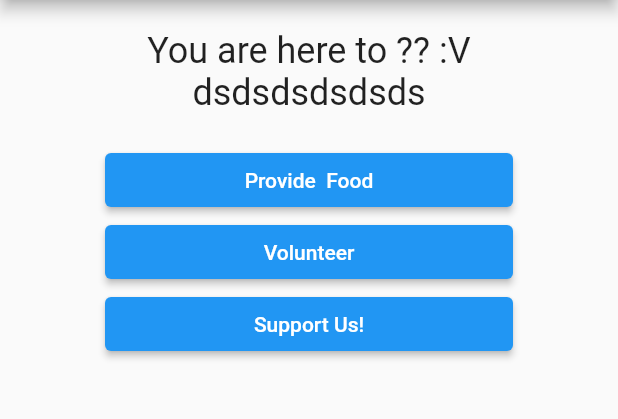
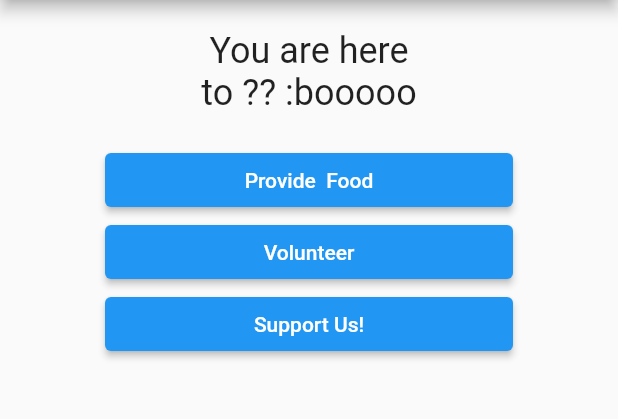
Before and after one commit to JowenPang/hunger, a Flutter app: the screen it shows after launch, on a phone screen of 412 x 824 dp, the part 84-503 px from its top. Run offline on Flutter 3.47's test engine with Material 2 defaults, Android fonts, the phone set to English and light mode, and no system bars; our stand-ins replace cloud_firestore; missing offline and left inert: google_pay; accounts and stored records are empty.

Commit message:
Neil commit

```diff
--- a/lib/main.dart
+++ b/lib/main.dart
@@ -35,7 +35,7 @@ class MyAppState extends State<MyApp>{
   @override
   Widget build(BuildContext context) {
     var questions=[
-      "You are here to ?? :V dsdsdsdsdsds",
+      "You are here to ?? :booooo",
       "Having excess food to donate?"];
 
     return MaterialApp(
```
